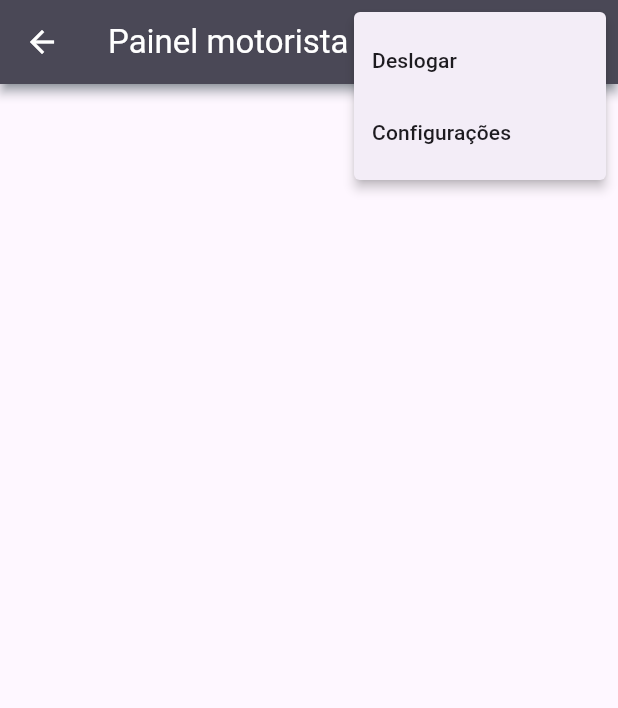
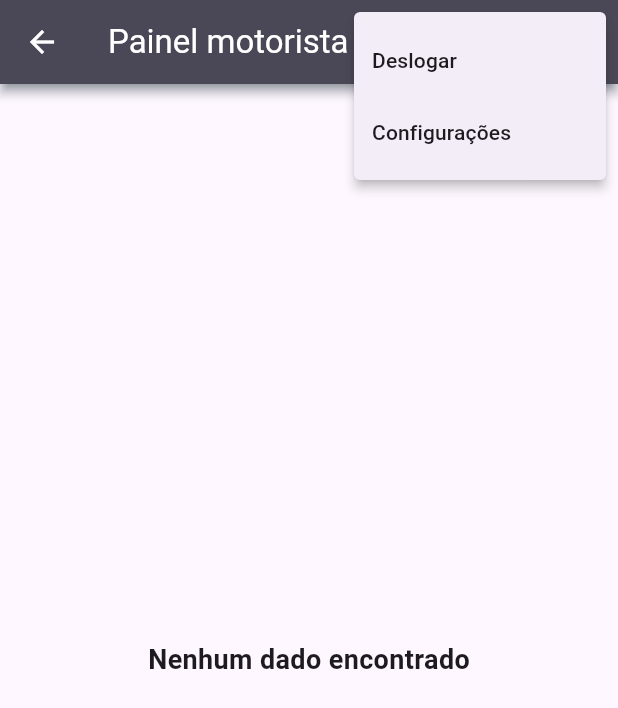
Before and after one commit to Dnts77/uber-flutter, a Flutter app: the DriverPanel screen opened by its route, after a tap on the "more vert" icon, on a phone screen of 412 x 824 dp. Shown: the top 708 px of the screen. Run offline on Flutter 3.47's test engine with Material 3 defaults, Android fonts, the phone set to English and light mode, and no system bars; our stand-ins replace cloud_firestore, firebase_auth, firebase_core, geocoding, geolocator, google_maps_flutter; accounts and stored records are empty.

Commit message:
:sparkles:feat: Listando requisições para o motorista

```diff
--- a/lib/screens/driver_panel.dart
+++ b/lib/screens/driver_panel.dart
@@ -1,7 +1,11 @@
 // ignore_for_file: use_build_context_synchronously
 
+import 'dart:async';
+
+import 'package:cloud_firestore/cloud_firestore.dart';
 import 'package:flutter/material.dart';
 import 'package:firebase_auth/firebase_auth.dart';
+import 'package:uber_flutter/utils/RequestStatus.dart';
 
 class DriverPanel extends StatefulWidget {
   const DriverPanel({super.key});
@@ -11,6 +15,9 @@ class DriverPanel extends StatefulWidget {
 }
 
 class _DriverPanelState extends State<DriverPanel> {
+
+  final _streamController = StreamController<QuerySnapshot>.broadcast(); // Controller do stream builder
+  FirebaseFirestore db = FirebaseFirestore.instance;
 
   List<String> menuItems = [
     "Deslogar", "Configurações"
@@ -36,8 +43,36 @@ class _DriverPanelState extends State<DriverPanel> {
     Navigator.pushReplacementNamed(context, "/");
   }
 
+  Stream<QuerySnapshot> _addRequestListener(){
+    final stream = db.collection("requisicoes").where("status", isEqualTo: RequestStatus.aguardando).snapshots();
+    stream.listen((dados){
+      _streamController.add(dados);
+    });
+    return stream;
+  }
+
+  @override
+  void initState() {
+    super.initState();
+    _addRequestListener();
+  }
+
   @override
   Widget build(BuildContext context) {
+
+    var loadingMessage = Center(
+      child: Column(
+        children: [
+          Text("Carregando requisições"),
+          CircularProgressIndicator(color: Color(0xff1ebbd8))
+        ],
+      ),
+    );
+
+    var noDataMessage = Center(
+      child: Text("Nenhum dado encontrado", style: TextStyle(fontSize: 18, fontWeight: FontWeight.bold))
+    );
+
     return Scaffold(
       appBar: AppBar(
         title: const Text("Painel motorista"),
@@ -53,7 +88,54 @@ class _DriverPanelState extends State<DriverPanel> {
           )
         ],
       ),
-      body: Container(),
+      body: StreamBuilder<QuerySnapshot>(
+        builder: (context, snapshot){
+          switch(snapshot.connectionState){
+            case ConnectionState.none:
+            case ConnectionState.waiting:
+              return loadingMessage;
+
+            case ConnectionState.active:
+            case ConnectionState.done:
+              if(snapshot.hasError){
+                return Text("Erro ao carregar dados");
+              }
+              else{
+                QuerySnapshot? querySnapshot = snapshot.data;
+                if(querySnapshot!.docs.isEmpty){
+                  return noDataMessage;
+                }
+                else{
+                  return ListView.separated(
+                    itemCount: querySnapshot.docs.length,
+                    separatorBuilder: (context, index){
+                      return Divider(
+                        height: 2,
+                        color: Colors.grey,
+                      );
+                    },
+                    itemBuilder: (context, index){
+                      List<DocumentSnapshot> requests = querySnapshot.docs.toList();
+                      DocumentSnapshot item = requests[index];
+                      String requestId = item.id;
+                      String passengerName = item["passageiro"]["nome"];
+                      String street = item["destino"]["rua"];
+                      String number = item["destino"]["numero"];
+
+                      return ListTile(
+                        title: Text(passengerName),
+                        subtitle: Text("Destino: $street, $number"),
+                      );
+                    },
+                  );
+                }
+              }
+
+          }
+
+        },
+        stream: _streamController.stream,
+      ),
     );
   }
 }
```
